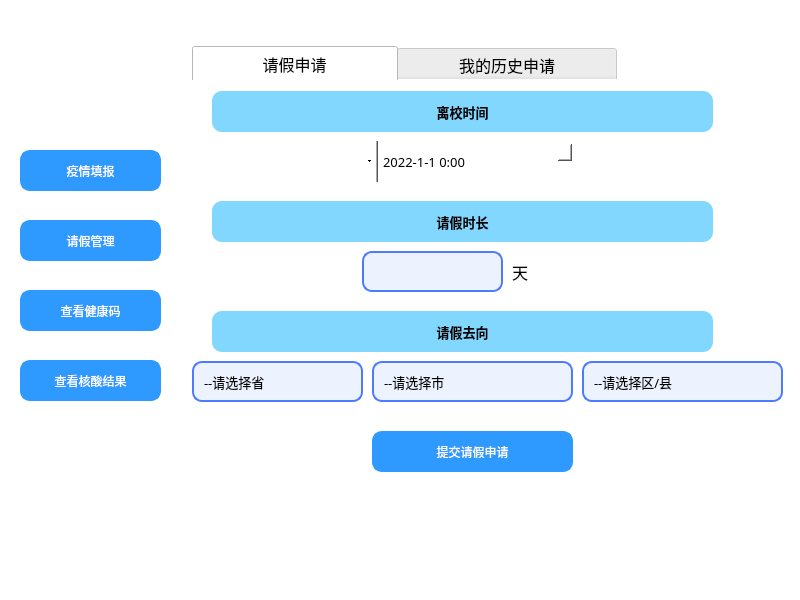
sukiiiKotori/pymysql, file student.ui: the form before one commit.
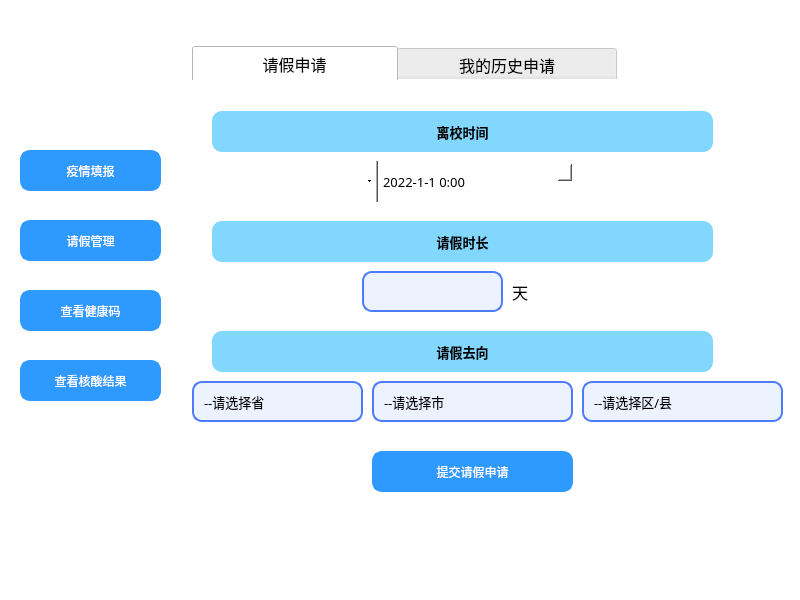
The form after the commit. The open tabs and pages were chosen to show the change. Icons and pictures are not drawn.

What changed in the file:
```diff
--- a/student.ui
+++ b/student.ui
@@ -762,7 +762,7 @@
         <x>2</x>
         <y>10</y>
         <width>591</width>
-        <height>511</height>
+        <height>531</height>
        </rect>
       </property>
       <property name="font">
@@ -782,7 +782,7 @@
         <property name="geometry">
          <rect>
           <x>170</x>
-          <y>60</y>
+          <y>80</y>
           <width>211</width>
           <height>41</height>
          </rect>
@@ -832,7 +832,7 @@
         <property name="geometry">
          <rect>
           <x>20</x>
-          <y>10</y>
+          <y>30</y>
           <width>501</width>
           <height>41</height>
          </rect>
@@ -860,7 +860,7 @@
         <property name="geometry">
          <rect>
           <x>20</x>
-          <y>120</y>
+          <y>140</y>
           <width>501</width>
           <height>41</height>
          </rect>
@@ -888,7 +888,7 @@
         <property name="geometry">
          <rect>
           <x>170</x>
-          <y>170</y>
+          <y>190</y>
           <width>141</width>
           <height>41</height>
          </rect>
@@ -908,7 +908,7 @@
         <property name="geometry">
          <rect>
           <x>20</x>
-          <y>230</y>
+          <y>250</y>
           <width>501</width>
           <height>41</height>
          </rect>
@@ -936,7 +936,7 @@
         <property name="geometry">
          <rect>
           <x>0</x>
-          <y>280</y>
+          <y>300</y>
           <width>171</width>
           <height>41</height>
          </rect>
@@ -1012,7 +1012,7 @@
         <property name="geometry">
          <rect>
           <x>180</x>
-          <y>280</y>
+          <y>300</y>
           <width>201</width>
           <height>41</height>
          </rect>
@@ -1088,7 +1088,7 @@
         <property name="geometry">
          <rect>
           <x>390</x>
-          <y>280</y>
+          <y>300</y>
           <width>201</width>
           <height>41</height>
          </rect>
@@ -1164,7 +1164,7 @@
         <property name="geometry">
          <rect>
           <x>180</x>
-          <y>350</y>
+          <y>370</y>
           <width>201</width>
           <height>41</height>
          </rect>
@@ -1196,8 +1196,8 @@
        <widget class="QLabel" name="label_leave_1">
         <property name="geometry">
          <rect>
-          <x>161</x>
-          <y>414</y>
+          <x>160</x>
+          <y>420</y>
           <width>241</width>
           <height>31</height>
          </rect>
@@ -1219,7 +1219,7 @@
         <property name="geometry">
          <rect>
           <x>320</x>
-          <y>170</y>
+          <y>190</y>
           <width>71</width>
           <height>41</height>
          </rect>
@@ -1881,7 +1881,7 @@
    <widget class="QLabel" name="label_9">
     <property name="geometry">
      <rect>
-      <x>110</x>
+      <x>80</x>
       <y>0</y>
       <width>401</width>
       <height>41</height>
```
Left out of the diff: 2 changed lines with no effect on the pictures.
